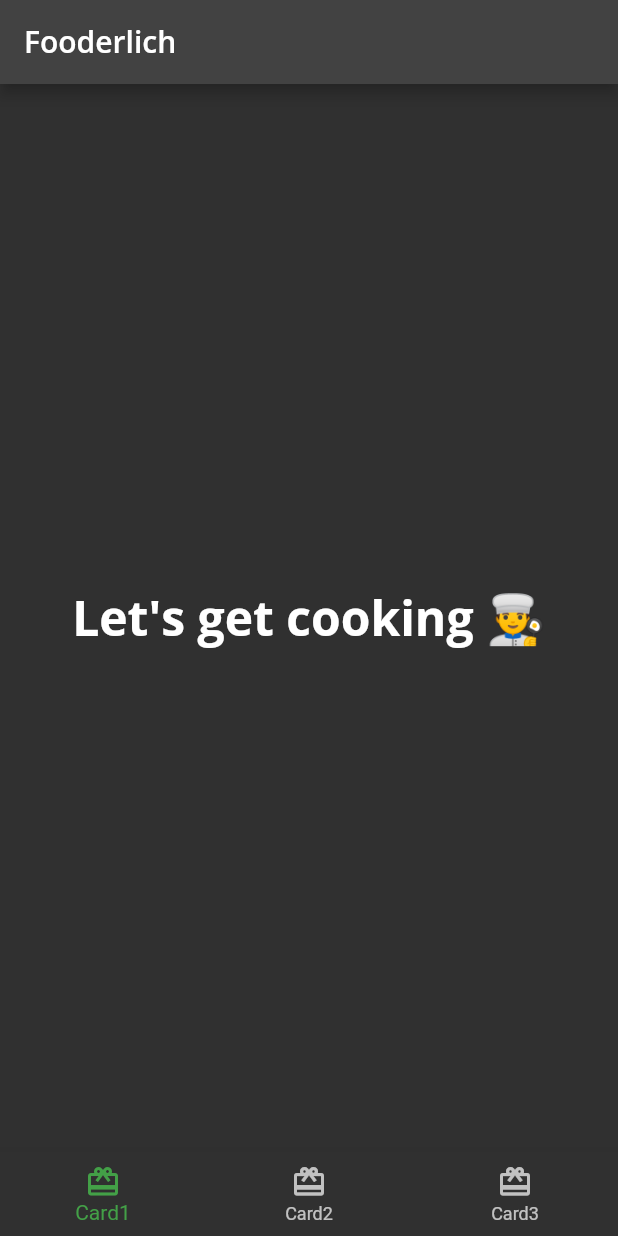
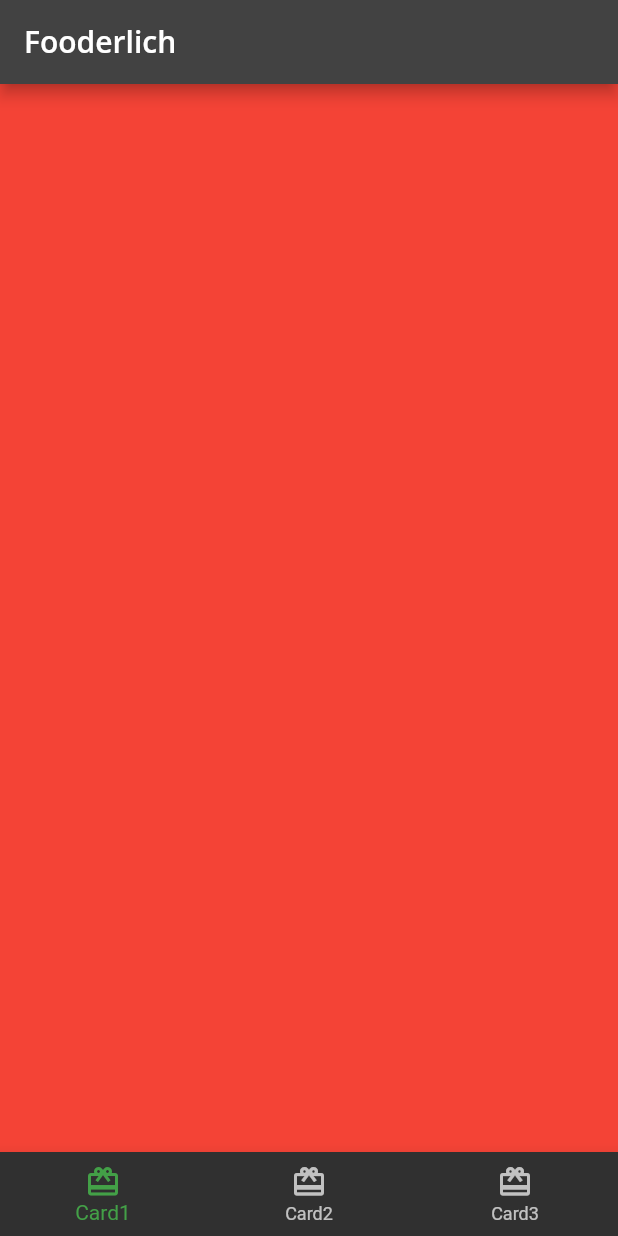
Before and after one commit to kelton-glitch/fooderlich, a Flutter app: the screen it shows after launch, on a phone screen of 412 x 824 dp. Run offline on Flutter 3.47's test engine with Material 2 defaults, Android fonts, the phone set to English and light mode, and no system bars; our stand-ins replace google_fonts.

Commit message:
attributing different colors to navbard

```diff
--- a/lib/home.dart
+++ b/lib/home.dart
@@ -1,44 +1,47 @@
 import 'package:flutter/material.dart';
 
-class Home extends StatefulWidget{
-  const Home ({Key? key}) : super (key: key);
+class Home extends StatefulWidget {
+  const Home({Key? key}) : super(key: key);
 
   @override
   _HomeState createState() => _HomeState();
 }
 
 class _HomeState extends State<Home> {
+  int _selectedIndex = 0;
+
+  static List<Widget> pages = <Widget>[
+    Container(color: Colors.red),
+    Container(color: Colors.green),
+    Container(color: Colors.blue)
+  ];
+
+  void _onItemTapped(int index) {
+    setState(() {
+      _selectedIndex = index;
+    });
+  }
+
   @override
   Widget build(BuildContext context) {
     return Scaffold(
       appBar: AppBar(
-        title:Text('Fooderlich', style: Theme.of(context).textTheme.headline6),
-        ),
-
-      body: Center (
-        child: Text(
-          'Let\'s get cooking 👨‍🍳',
-          style: Theme.of(context).textTheme.headline1
-        )
+        title: Text('Fooderlich', style: Theme.of(context).textTheme.headline6),
       ),
-
+      body: pages [_selectedIndex],
       bottomNavigationBar: BottomNavigationBar(
-
         selectedItemColor: Theme.of(context).textSelectionTheme.selectionColor,
-
+        currentIndex: _selectedIndex,
+        onTap: _onItemTapped,
         items: <BottomNavigationBarItem>[
           const BottomNavigationBarItem(
-            icon: Icon(Icons.card_giftcard),
-            label: 'Card1'),
+              icon: Icon(Icons.card_giftcard), label: 'Card1'),
           const BottomNavigationBarItem(
-            icon: Icon(Icons.card_giftcard),
-            label: 'Card2'),
+              icon: Icon(Icons.card_giftcard), label: 'Card2'),
           const BottomNavigationBarItem(
-            icon: Icon(Icons.card_giftcard),
-            label: 'Card3'),
+              icon: Icon(Icons.card_giftcard), label: 'Card3'),
         ],
       ),
-
     );
   }
 }
```
